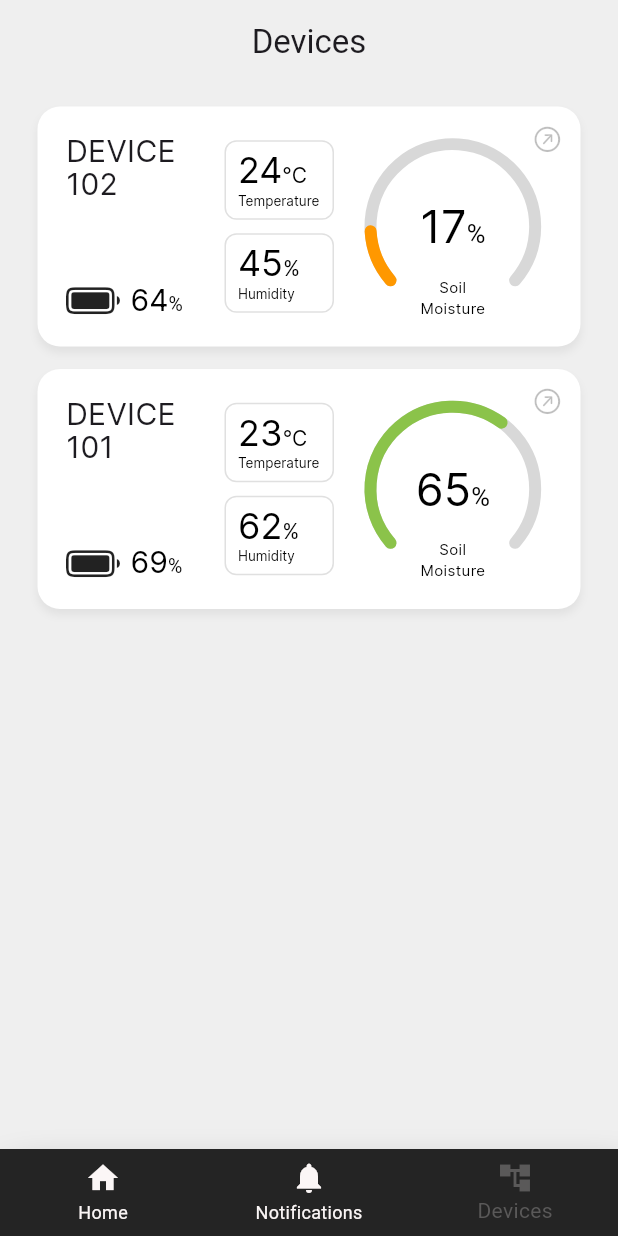
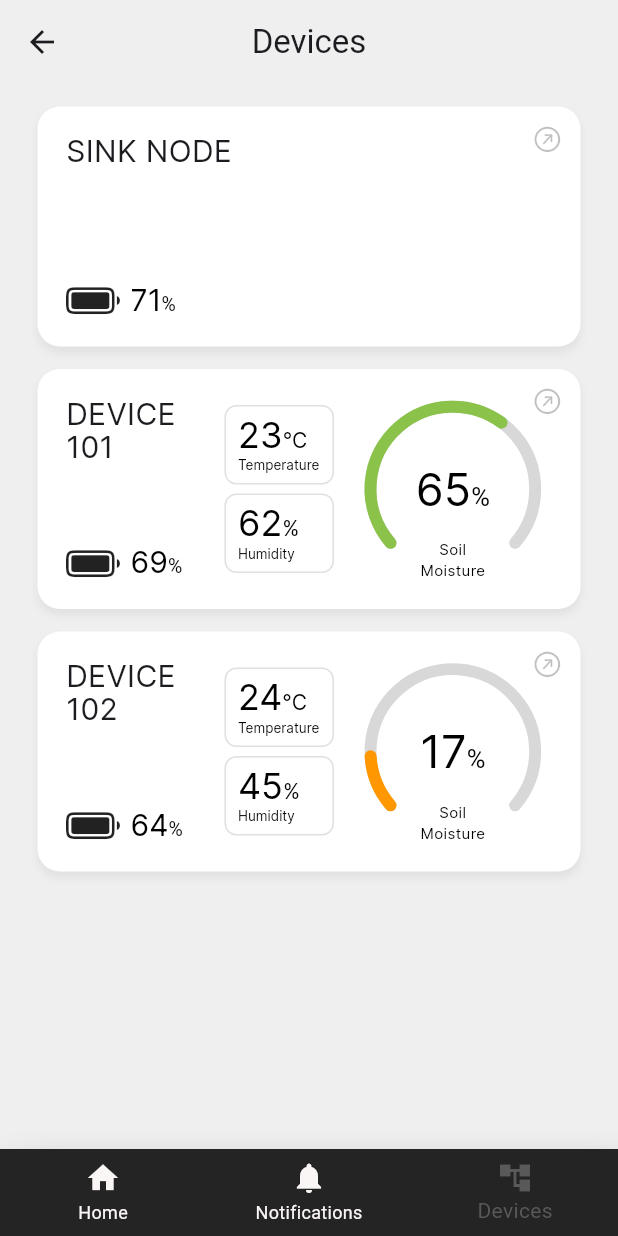
Before and after one commit to smmic-capstone/smmic-app, a Flutter app: the MyBottomNav screen opened directly, item 3 of the bottom bar chosen, on a phone screen of 412 x 824 dp. Run offline on Flutter 3.47's test engine with Material 3 defaults, Android fonts, the phone set to English and light mode, and no system bars; drawn by our look-alikes of syncfusion_flutter_gauges; our stand-ins replace geocoding, geolocator.

Commit message:
Revert "devices, models, services"
This reverts commit ae24f1f546062c6a3e4c040d473ffed494f08f40.

```diff
--- a/lib/components/bottomnavbar/bottom_nav_bar.dart
+++ b/lib/components/bottomnavbar/bottom_nav_bar.dart
@@ -13,7 +13,7 @@ class MyBottomNav extends StatefulWidget {
 
 class _MyBottomNavState extends State<MyBottomNav> {
   int myCurrentIndex = 0;
-  List<Widget> pages = [const DashBoard(), const Notifications(), const Devices()];
+  List<Widget> pages = [const DashBoard(), const NotifPage(), const Devices()];
 
   @override
   void initState() {
--- a/lib/components/devices/cards/sensor_node_card.dart
+++ /dev/null
@@ -1,108 +0,0 @@
-import 'package:flutter/cupertino.dart';
-import 'package:flutter/material.dart';
-import 'package:smmic/models/devices/sensor_node_data_model.dart';
-import 'package:smmic/subcomponents/devices/battery_level.dart';
-import 'package:smmic/subcomponents/devices/device_name.dart';
-import 'package:smmic/subcomponents/devices/digital_display.dart';
-import 'package:smmic/subcomponents/devices/gauge.dart';
-
-class SensorNodeCard extends StatefulWidget {
-  const SensorNodeCard({super.key, required this.deviceData});
-
-  final SensorNodeData deviceData;
-
-  @override
-  State<SensorNodeCard> createState() => _SensorNodeCardState();
-}
-
-class _SensorNodeCardState extends State<SensorNodeCard> {
-  @override
-  Widget build(BuildContext context) {
-    return Stack(
-      children: [
-        Container(
-          margin: const EdgeInsets.only(left: 25, right: 25, bottom: 15),
-          padding: const EdgeInsets.symmetric(horizontal: 19, vertical: 18),
-          decoration: BoxDecoration(
-              color: Colors.white,
-              borderRadius: const BorderRadius.all(Radius.circular(15)),
-              boxShadow: [
-                BoxShadow(
-                  color: Colors.black.withOpacity(0.06),
-                  spreadRadius: 0,
-                  blurRadius: 4,
-                  offset: const Offset(0, 4)
-                )
-              ]
-          ),
-          height: 160,
-          child: Row(
-            children: [
-              Expanded(
-                flex: 4,
-                child: Column(
-                  children: [
-                    Expanded(
-                        flex: 3,
-                        child: DeviceName(deviceName: widget.deviceData.deviceName)
-                    ),
-                    Expanded(
-                      flex: 1,
-                      child: BatteryLevel(batteryLevel: widget.deviceData.batteryLevel.toInt()),
-                    )
-                  ],
-                ),
-              ),
-              Expanded(
-                  flex: 10,
-                  child: Row(
-                    children: [
-                      Expanded(
-                        flex: 3,
-                        child: Column(
-                          mainAxisAlignment: MainAxisAlignment.spaceAround,
-                          children: [
-                            DigitalDisplay(
-                              value: widget.deviceData.temperature,
-                              valueType: 'temperature',
-                            ),
-                            DigitalDisplay(
-                              value: widget.deviceData.humidity,
-                              valueType: 'humidity',
-                            )
-                          ],
-                        ),
-                      ),
-                      Expanded(
-                        flex: 4,
-                        child: Container(
-                            alignment: Alignment.center,
-                            child: RadialGauge(
-                                valueType: 'soilMoisture',
-                                value: widget.deviceData.soilMoisture,
-                                limit: 100
-                            )
-                        ),
-                      )
-                    ],
-                  )
-              ),
-            ],
-          )
-        ),
-        Container(
-          padding: const EdgeInsets.only(right: 37, top: 12),
-          alignment: Alignment.topRight,
-          child: RotatedBox(
-            quarterTurns: 2,
-            child: Icon(
-              CupertinoIcons.arrow_down_left_circle,
-              size: 20,
-              color: Colors.black.withOpacity(0.25),
-            ),
-          ),
-        )
-      ],
-    );
-  }
-}
--- /dev/null
+++ b/lib/components/devices/device_card.dart
@@ -0,0 +1,141 @@
+import 'package:flutter/cupertino.dart';
+import 'package:flutter/material.dart';
+import 'package:smmic/subcomponents/devices/battery_level.dart';
+import 'package:smmic/subcomponents/devices/device_name.dart';
+import 'package:smmic/subcomponents/devices/digital_display.dart';
+import 'package:smmic/subcomponents/devices/gauge.dart';
+
+class DeviceCard extends StatefulWidget {
+  const DeviceCard({super.key, required this.deviceData});
+
+  final Map<String, dynamic> deviceData;
+
+  @override
+  State<DeviceCard> createState() => _DeviceCardState();
+}
+
+class _DeviceCardState extends State<DeviceCard> {
+  @override
+  Widget build(BuildContext context) {
+    return Stack(
+      children: [
+        Container(
+          margin: const EdgeInsets.only(left: 25, right: 25, bottom: 15),
+          padding: const EdgeInsets.symmetric(horizontal: 19, vertical: 18),
+          decoration: BoxDecoration(
+              color: Colors.white,
+              borderRadius: const BorderRadius.all(Radius.circular(15)),
+              boxShadow: [
+                BoxShadow(
+                    color: Colors.black.withOpacity(0.06),
+                    spreadRadius: 0,
+                    blurRadius: 4,
+                    offset: Offset(0, 4)
+                )
+              ]
+          ),
+          height: 160,
+          child: isSinkNode(widget.deviceData['id']) ? sinkNode(widget.deviceData) : sensorNode(widget.deviceData),
+        ),
+        Container(
+          padding: const EdgeInsets.only(right: 37, top: 12),
+          alignment: Alignment.topRight,
+          child: RotatedBox(
+            quarterTurns: 2,
+            child: Icon(
+              CupertinoIcons.arrow_down_left_circle,
+              size: 20,
+              color: Colors.black.withOpacity(0.25),
+            ),
+          ),
+        )
+      ],
+    );
+  }
+}
+
+bool isSinkNode(String id) {
+  return id.substring(0, 2) == 'SI';
+}
+
+Widget sensorNode(Map<String, dynamic> data) {
+  return Row(
+    children: [
+      Expanded(
+        flex: 4,
+        child: Column(
+          children: [
+            Expanded(
+              flex: 3,
+              child: DeviceName(deviceName: data['deviceName'])
+            ),
+            Expanded(
+              flex: 1,
+              child: BatteryLevel(batteryLevel: data['batteryLevel']),
+            )
+          ],
+        ),
+      ),
+      Expanded(
+          flex: 10,
+          child: Row(
+            children: [
+              Expanded(
+                flex: 3,
+                child: Column(
+                  mainAxisAlignment: MainAxisAlignment.spaceEvenly,
+                  children: [
+                    DigitalDisplay(
+                      data: data['temperature'],
+                      type: 'temperature',
+                    ),
+                    DigitalDisplay(
+                      data: data['humidity'],
+                      type: 'humidity',
+                    )
+                  ],
+                ),
+              ),
+              Expanded(
+                flex: 4,
+                child: Container(
+                    alignment: Alignment.center,
+                    child: RadialGauge(
+                        data: 'sm',
+                        value: data['soilMoisture'] * 1.0,
+                        limit: 100
+                    )
+                ),
+              )
+            ],
+          )
+      ),
+    ],
+  );
+}
+
+Widget sinkNode(Map<String, dynamic> data) {
+  return Row(
+    children: [
+      Expanded(
+        flex: 2,
+        child: Column(
+          children: [
+            Expanded(
+              flex: 3,
+              child: DeviceName(deviceName: data['deviceName'])
+            ),
+            Expanded(
+              flex: 1,
+              child: BatteryLevel(batteryLevel: data['batteryLevel'])
+            )
+          ],
+        ),
+      ),
+      Expanded(
+        flex: 3,
+        child: Container(),
+      ),
+    ],
+  );
+}
--- a/lib/components/grid/gridbox.dart
+++ b/lib/components/grid/gridbox.dart
@@ -15,7 +15,7 @@ class _MyGridBoxState extends State<MyGridBox> {
   final Color _color = Color.fromARGB(255, 254, 255, 255);
   final List<String> _text = ['Nofication', 'Device', ' Irrigation'];
   final List<Widget> _pages = [
-    const Notifications(),
+    const NotifPage(),
     const Devices(),
     const Irrigation()
   ];
--- a/lib/main.dart
+++ b/lib/main.dart
@@ -1,5 +1,4 @@
 import 'package:flutter/material.dart';
-import 'package:smmic/pages/devices.dart';
 import 'package:smmic/pages/login.dart';
 
 void main() {
@@ -13,7 +12,7 @@ class MyApp extends StatelessWidget {
   Widget build(BuildContext context) {
     return const MaterialApp(
       debugShowCheckedModeBanner: false,
-      home: Devices()//LoginPage(),
+      home: LoginPage(),
     );
   }
 }
--- a/lib/models/devices/sensor_node_data_model.dart
+++ /dev/null
@@ -1,34 +0,0 @@
-import 'package:flutter/material.dart';
-
-class SensorNodeData {
-  final String deviceID;
-  final String deviceName;
-  final DateTime timestamp;
-  final double soilMoisture;
-  final double temperature;
-  final double humidity;
-  final double batteryLevel;
-
-  SensorNodeData._internal({
-    required this.deviceID,
-    required this.deviceName,
-    required this.timestamp,
-    required this.soilMoisture,
-    required this.temperature,
-    required this.humidity,
-    required this.batteryLevel
-  });
-
-  factory SensorNodeData.json(Map<String, dynamic> data) {
-    return SensorNodeData._internal(
-        deviceID: data['deviceID'],
-        deviceName: data['deviceName'],
-        timestamp: data['timestamp'],
-        soilMoisture: data['soilMoisture'],
-        temperature: data['temperature'],
-        humidity: data['humidity'],
-        batteryLevel: data['batteryLevel']
-    );
-  }
-
-}
--- a/lib/models/user_data_model.dart
+++ /dev/null
@@ -1,2 +0,0 @@
-//TODO: implement user_data_model for frontend
-//note: do not hardcode sensitive data
--- a/lib/pages/devices.dart
+++ b/lib/pages/devices.dart
@@ -1,11 +1,7 @@
 import 'package:flutter/cupertino.dart';
 import 'package:flutter/material.dart';
-import 'package:smmic/components/devices/cards/sensor_node_card.dart';
-import 'package:smmic/components/devices/cards/sink_node_card.dart';
-import 'package:smmic/models/devices/sensor_node_data_model.dart';
-import 'package:smmic/pages/sensor_node.dart';
-import 'package:smmic/services/devices/sensor_node_data_services.dart';
-import 'package:smmic/services/user_data_services.dart';
+import 'package:smmic/components/devices/device_card.dart';
+import 'package:smmic/pages/device.dart';
 
 class Devices extends StatefulWidget {
   const Devices({super.key});
@@ -15,34 +11,50 @@ class Devices extends StatefulWidget {
 }
 
 class _Devices extends State<Devices> {
-
-  late SensorNodeData _sensorNodeSnapshot;
-
   Color? bgColor = const Color.fromRGBO(239, 239, 239, 1.0);
-  final UserDataServices _userDataServices = UserDataServices();
-  final SensorNodeDataServices _sensorNodeDataServices = SensorNodeDataServices();
+  final List<Map<String, dynamic>> _mockDevicesData = [
+    {
+      'id': 'SIqokAO1BQBHyJVK',
+      'deviceName': 'SINK NODE',
+      'batteryLevel': 71,
+    },
+    {
+      'id': 'SEqokAO1BQBHyJVK',
+      'deviceName': 'DEVICE 101',
+      'batteryLevel': 69,
+      'soilMoisture': 65,
+      'temperature': 23,
+      'humidity': 62,
+      'timeStamp': DateTime.now()
+    },
+    {
+      'id': 'SEx0e9bmweebii5y',
+      'deviceName': 'DEVICE 102',
+      'batteryLevel': 64,
+      'soilMoisture': 17,
+      'temperature': 24,
+      'humidity': 45,
+      'timeStamp': DateTime.now()
+    }
+  ];
 
   @override
   Widget build(BuildContext context) {
-    // double height = MediaQuery.sizeOf(context).height;
+    double height = MediaQuery.sizeOf(context).height;
     return Scaffold(
       backgroundColor: bgColor,
       appBar: AppBar(
         backgroundColor: bgColor,
         title: const Text('Devices'),
         centerTitle: true,
-        automaticallyImplyLeading: false,
       ),
-      //TODO: change this into a tab view, where one tab lists all sink nodes and another tab lists all sensor nodes
       body: ListView.builder(
         padding: const EdgeInsets.only(top: 15),
-        itemCount: _userDataServices.getSensorNodes().length,
+        itemCount: _mockDevicesData.length,
         itemBuilder: (BuildContext context, int index) {
           return GestureDetector(
-            child: SensorNodeCard(deviceData: _sensorNodeDataServices.getSnapshot(_userDataServices.getSensorNodes()[index])),
-            onTap: () => Navigator.push(context, MaterialPageRoute(builder: (context) {
-              return SensorNode(deviceID: _userDataServices.getSensorNodes()[index], deviceName: _sensorNodeDataServices.getSnapshot(_userDataServices.getSensorNodes()[index]).deviceName);
-            })),
+            child: DeviceCard(deviceData: _mockDevicesData[index]),
+            onTap: () => Navigator.push(context, MaterialPageRoute(builder: (context) => Device(deviceName: _mockDevicesData[index]['deviceName']))),
           );
         },
       )
--- a/lib/services/devices/sensor_node_data_services.dart
+++ /dev/null
@@ -1,31 +0,0 @@
-import 'package:smmic/models/devices/sensor_node_data_model.dart';
-
-Map<String, Map<String, dynamic>> _mockSensorNodeDataSnapshots = {
-  'SEx0e9bmweebii5y' : {
-    'deviceID': 'SEx0e9bmweebii5y',
-    'deviceName': 'DEVICE 102',
-    'batteryLevel': 64.0,
-    'soilMoisture': 17.0,
-    'temperature': 24.0,
-    'humidity': 45.0,
-    'timestamp': DateTime.now()
-  },
-  'SEqokAO1BQBHyJVK' : {
-    'deviceID': 'SEqokAO1BQBHyJVK',
-    'deviceName': 'DEVICE 101',
-    'batteryLevel': 69.0,
-    'soilMoisture': 65.0,
-    'temperature': 23.0,
-    'humidity': 62.0,
-    'timestamp': DateTime.now()
-  }
-};
-
-class SensorNodeDataServices {
-
-  //TODO: refactor when api is up
-  SensorNodeData getSnapshot(String deviceID) {
-    return SensorNodeData.json(_mockSensorNodeDataSnapshots[deviceID]!);
-  }
-
-}
--- a/lib/services/devices/sink_node_data_services.dart
+++ /dev/null
@@ -1,5 +0,0 @@
-Map<String, dynamic> _mockSinkNodeDataSnapshot = {
-  'deviceID': 'SIqokAO1BQBHyJVK',
-  'deviceName': 'SINK NODE',
-  'batteryLevel': 71.0
-};
--- a/lib/services/user_data_services.dart
+++ /dev/null
@@ -1,21 +0,0 @@
-List<String> mockSensorNodesList = [
-  'SEx0e9bmweebii5y',
-  'SEqokAO1BQBHyJVK'
-];
-
-List<String> mockSinkNodesList = [
-  'SIqokAO1BQBHyJVK'
-];
-
-class UserDataServices {
-
-  //TODO: refactor when api is up
-  List<String> getSensorNodes() {
-    return mockSensorNodesList;
-  }
-
-  List<String> getSinkNodes() {
-    return mockSinkNodesList;
-  }
-
-}
--- a/lib/subcomponents/devices/digital_display.dart
+++ b/lib/subcomponents/devices/digital_display.dart
@@ -1,10 +1,10 @@
 import 'package:flutter/material.dart';
 
 class DigitalDisplay extends StatefulWidget {
-  const DigitalDisplay({super.key, required this.value, required this.valueType});
+  const DigitalDisplay({super.key, required this.data, required this.type});
 
-  final String valueType;
-  final dynamic value;
+  final String type;
+  final dynamic data;
 
   @override
   State<DigitalDisplay> createState() => _DigitalDisplayState();
@@ -28,15 +28,15 @@ class _DigitalDisplayState extends State<DigitalDisplay> {
           children: [
             RichText(
               text: TextSpan(
-                text: widget.value.toInt().toString(),
+                text: widget.data.toInt().toString(),
                 style: TextStyle(fontSize: 24, fontFamily: 'Inter', color: Colors.black),
                 children: [
                   TextSpan(
-                    text: widget.valueType == 'temperature' ? '°C\n' : widget.valueType == 'soil moisture' || widget.valueType == 'humidity' ? '%\n' : '?\n',
+                    text: widget.type == 'temperature' ? '°C\n' : widget.type == 'soil moisture' || widget.type == 'humidity' ? '%\n' : '?\n',
                     style: const TextStyle(fontSize: 14, fontFamily: 'Inter')
                   ),
                   TextSpan(
-                  text: widget.valueType == 'soil moisture' ? 'Soil Moisture' : widget.valueType == 'temperature' ? 'Temperature' : widget.valueType == 'humidity' ? 'Humidity' : 'Unkown',
+                  text: widget.type == 'soil moisture' ? 'Soil Moisture' : widget.type == 'temperature' ? 'Temperature' : widget.type == 'humidity' ? 'Humidity' : 'Unkown',
                     style: const TextStyle(fontSize:9, fontFamily: 'Inter')
                   )
                 ]
--- a/lib/subcomponents/devices/gauge.dart
+++ b/lib/subcomponents/devices/gauge.dart
@@ -2,9 +2,9 @@ import 'package:flutter/material.dart';
 import 'package:syncfusion_flutter_gauges/gauges.dart';
 
 class RadialGauge extends StatefulWidget {
-  const RadialGauge({super.key, required this.valueType, required this.value, required this.limit, this.scaleMultiplier = 1, this.radiusMultiplier = 1});
+  const RadialGauge({super.key, required this.data, required this.value, required this.limit, this.scaleMultiplier = 1, this.radiusMultiplier = 1});
 
-  final String valueType;
+  final String data;
   final double value;
   final double limit;
   final double scaleMultiplier;
@@ -53,7 +53,7 @@ class _RadialGaugeState extends State<RadialGauge>{
                   ),
                   children: [
                     TextSpan(
-                      text: setSymbol(widget.valueType),
+                      text: setSymbol(widget.data),
                       style: TextStyle(
                         fontSize: 17 * widget.scaleMultiplier
                       )
@@ -67,7 +67,7 @@ class _RadialGaugeState extends State<RadialGauge>{
               positionFactor: 0.8,
               widget: SizedBox(
                 child: Text(
-                  setTitle(widget.valueType),
+                  setTitle(widget.data),
                   textAlign: TextAlign.center,
                   style: TextStyle(
                     fontSize: 10 * (!(widget.scaleMultiplier == 1) ? widget.scaleMultiplier * 0.9 : 1),
@@ -84,27 +84,27 @@ class _RadialGaugeState extends State<RadialGauge>{
   }
 }
 
-String setSymbol(String valueType) {
-  switch(valueType) {
-    case == 'soilMoisture' || 'humidity':
+String setSymbol(String type) {
+  switch(type) {
+    case == 'sm' || 'hm':
       return '%';
-    case == 'temperature':
+    case == 'tm':
       return '°C';
     default:
-      return '$valueType: unknown type (soilMoisture, temperature, humidity)';
+      return '$type: unknown type (sm, tm, hm)';
   }
 }
 
-String setTitle(String valueType) {
-  switch(valueType) {
-    case == 'soilMoisture':
+String setTitle(String type) {
+  switch(type) {
+    case == 'sm':
       return 'Soil\nMoisture';
-    case == 'temperature':
+    case == 'tm':
       return 'Temp.';
-    case == 'humidity':
+    case == 'hm':
       return 'Humidity';
     default:
-      return '$valueType: unknown type (soilMoisture, temperature, humidity)';
+      return '$type: unknown type (sm, tm, hm)';
   }
 }
 
--- a/pubspec.yaml
+++ b/pubspec.yaml
@@ -39,8 +39,7 @@ dependencies:
   geolocator: ^12.0.0
   geocoding: ^3.0.0
   lottie: ^3.1.2
-  http: ^1.2.2
-  syncfusion_flutter_charts: ^26.2.4
+  http: ^1.2.1
 
 dev_dependencies:
   flutter_test:
```
Also changed, not shown: lib/components/devices/cards/sink_node_card.dart (deleted, +0 -80 lines), lib/components/devices/chart.dart (deleted, +0 -53 lines), lib/components/devices/details_card.dart (renamed from lib/components/devices/cards_expanded/sensor_node_card_expanded.dart, +21 -26 lines), lib/models/devices/sink_node_data_model.dart (deleted, +0 -19 lines), lib/pages/device.dart (renamed from lib/pages/sensor_node.dart, +7 -10 lines), lib/pages/notification.dart (+4 -4 lines), pubspec.lock.
